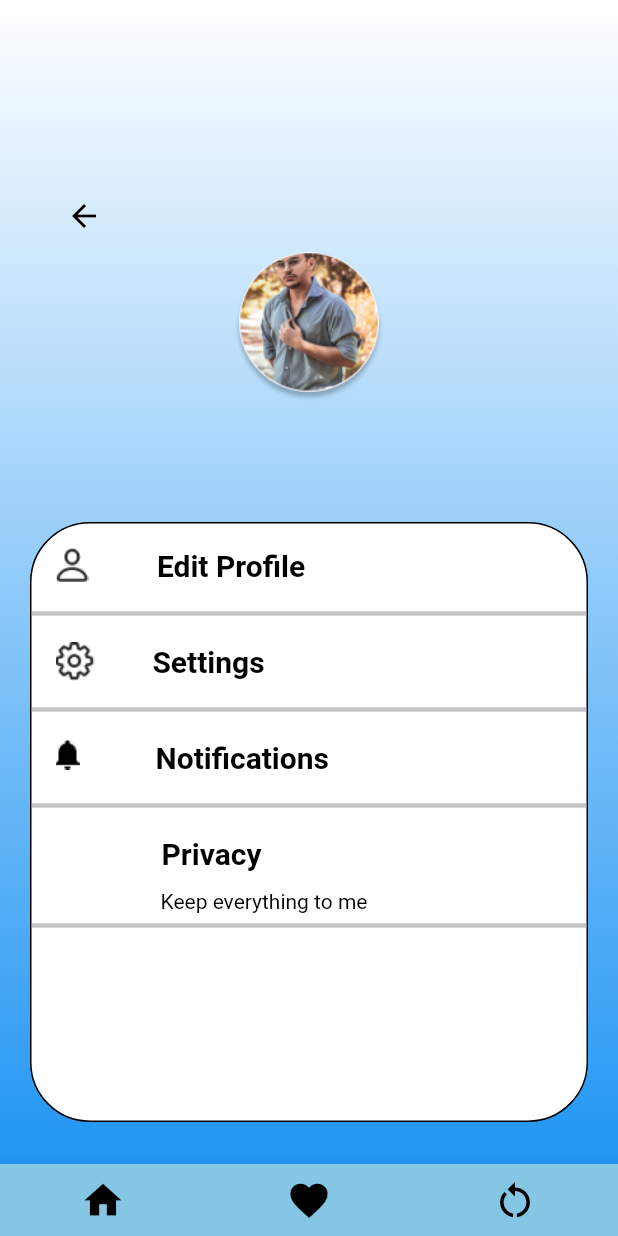
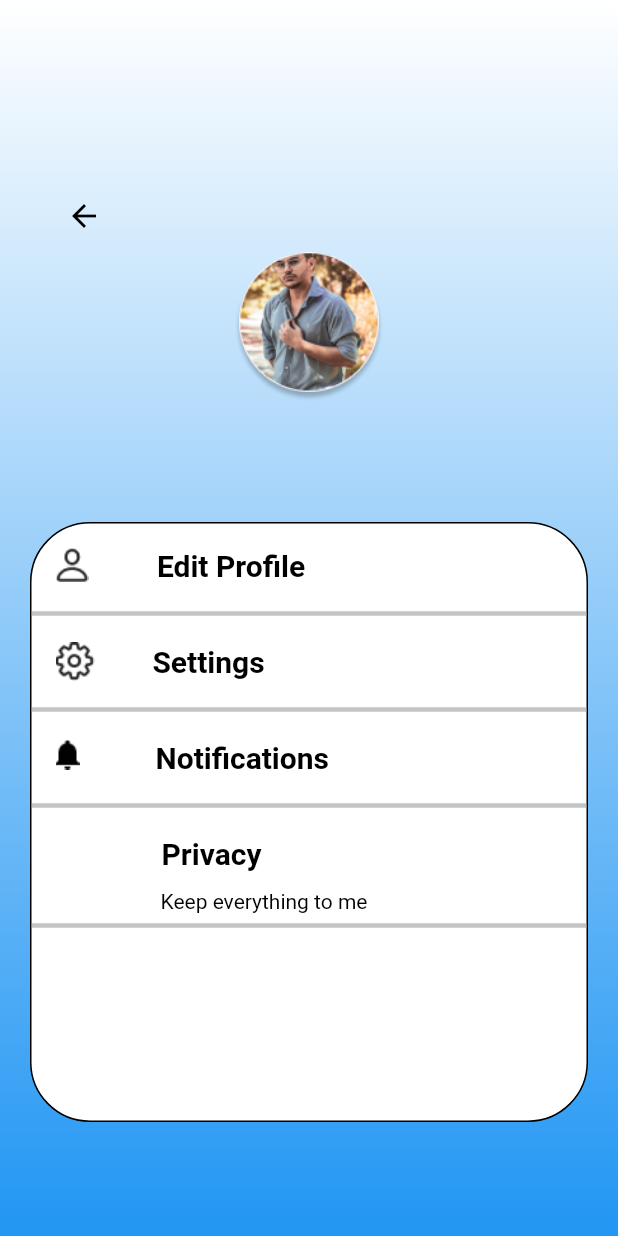
Before and after one commit to SachiniDeSilva/Auto_Play, a Flutter app: the ViewProfile screen opened directly, on a phone screen of 412 x 824 dp. Run offline on Flutter 3.47's test engine with Material 2 defaults, Android fonts, the phone set to English and light mode, and no system bars.

Commit message:
Revert "Added bottom navigation bar into the view_profile.dart file"

```diff
--- a/lib/Pages/home.dart
+++ b/lib/Pages/home.dart
@@ -13,7 +13,7 @@ class Home extends StatelessWidget {
         backgroundColor: Color.fromARGB(255, 2, 27, 48),
         child: IconButton(
           color: Colors.white,
-          iconSize: 30.0,
+          iconSize: 40.0,
           onPressed: () {},
           icon: Icon(Icons.home),
         ),
@@ -30,14 +30,14 @@ class Home extends StatelessWidget {
               padding: const EdgeInsets.only(left: 130),
               child: IconButton(
                 color: Colors.black,
-                iconSize: 30.0,
+                iconSize: 40.0,
                 onPressed: () {},
                 icon: Icon(Icons.favorite),
               ),
             ),
             IconButton(
               color: Colors.black,
-              iconSize: 30.0,
+              iconSize: 40.0,
               onPressed: () {},
               icon: Icon(Icons.restart_alt),
             ),
--- a/lib/Pages/view_profile.dart
+++ b/lib/Pages/view_profile.dart
@@ -160,32 +160,6 @@ class _ViewProfileState extends State<ViewProfile> {
           ),
         );
       }),
-      bottomNavigationBar: BottomAppBar(
-        color: Color.fromARGB(255, 132, 198, 228),
-        child: Row(
-          mainAxisAlignment: MainAxisAlignment.spaceAround,
-          children: [
-            IconButton(
-              onPressed: () {},
-              icon: Icon(Icons.home),
-              color: Colors.black,
-              iconSize: 30,
-            ),
-            IconButton(
-              onPressed: () {},
-              icon: Icon(Icons.favorite),
-              color: Colors.black,
-              iconSize: 30,
-            ),
-            IconButton(
-              onPressed: () {},
-              icon: Icon(Icons.restart_alt),
-              color: Colors.black,
-              iconSize: 30,
-            ),
-          ],
-        ),
-      ),
     );
   }
 }
```
